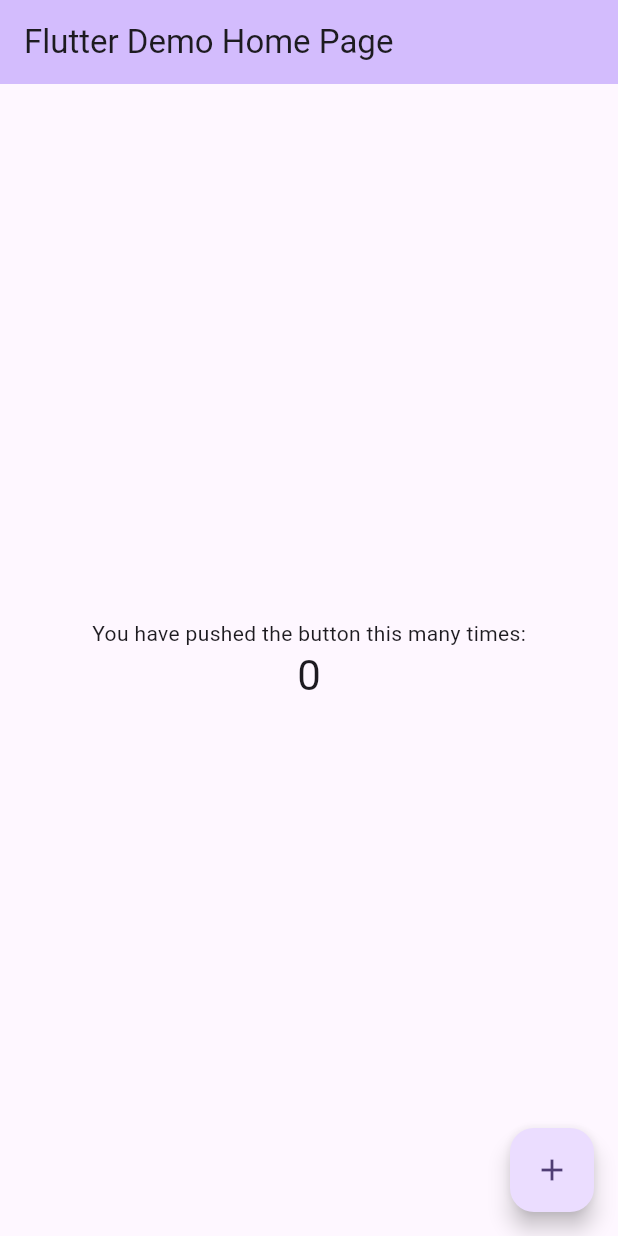
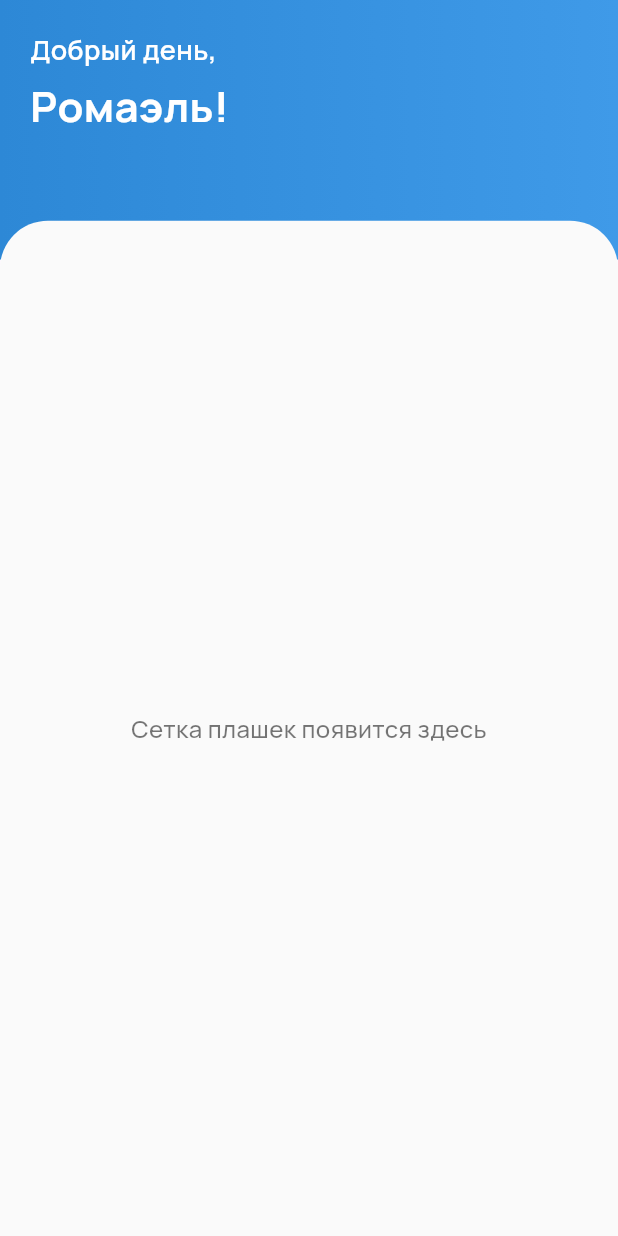
Before and after one commit to ForentDich/Pressure-Oracle, a Flutter app: the screen it shows after launch, on a phone screen of 412 x 824 dp. Run offline on Flutter 3.47's test engine with Material 3 defaults, Android fonts, the phone set to English and light mode, and no system bars.

Commit message:
Заложен фундамент Мамбо!

```diff
--- /dev/null
+++ b/mobile-app/health_oracle/lib/core/theme/colors.dart
@@ -0,0 +1,24 @@
+import 'package:flutter/material.dart';
+
+class AppColors {
+  static const Color background = Color(0xFFFAFAFA);
+  static const Color surface = Color(0xFFFFFFFF);
+  static const Color primary = Color(0xFF2CAA92);
+
+  // Градиенты для плашек
+  static const Gradient pressureGradient = LinearGradient(
+    colors: [Color(0xFFFF6B6B), Color(0xFFEE5A5A)],
+  );
+
+  static const Gradient sugarGradient = LinearGradient(
+    colors: [Color(0xFFFFA726), Color(0xFFF57C00)],
+  );
+
+  static const Gradient weightGradient = LinearGradient(
+    colors: [Color(0xFF42A5F5), Color(0xFF1976D2)],
+  );
+
+  static const Gradient statusGradient = LinearGradient(
+    colors: [Color(0xFF66BB6A), Color(0xFF388E3C)],
+  );
+}
--- /dev/null
+++ b/mobile-app/health_oracle/lib/core/theme/text_styles.dart
@@ -0,0 +1,31 @@
+import 'package:flutter/material.dart';
+
+class TextStyles {
+  static const TextStyle headlineLarge = TextStyle(
+    fontFamily: 'Manrope',
+    fontSize: 28,
+    fontWeight: FontWeight.w700, // 700 = Bold
+    color: Colors.black87,
+  );
+
+  static const TextStyle titleMedium = TextStyle(
+    fontFamily: 'Manrope',
+    fontSize: 18,
+    fontWeight: FontWeight.w600, // 600 = SemiBold
+    color: Colors.black87,
+  );
+
+  static const TextStyle bodyMedium = TextStyle(
+    fontFamily: 'Manrope',
+    fontSize: 16,
+    fontWeight: FontWeight.w500, // 500 = Medium
+    color: Colors.black54,
+  );
+
+  static const TextStyle labelSmall = TextStyle(
+    fontFamily: 'Manrope',
+    fontSize: 12,
+    fontWeight: FontWeight.w500, // 500 = Medium
+    color: Colors.white,
+  );
+}
--- /dev/null
+++ b/mobile-app/health_oracle/lib/features/home/presentation/pages/home_page.dart
@@ -0,0 +1,29 @@
+import 'package:flutter/material.dart';
+import '../widgets/background_gradient.dart';
+import '../widgets/header_content.dart';
+import '../widgets/metrics_panel.dart';
+
+class HomePage extends StatelessWidget {
+  const HomePage({super.key});
+
+  @override
+  Widget build(BuildContext context) {
+    return Scaffold(
+      body: LayoutBuilder(
+        builder: (context, constraints) {
+          final screenHeight = constraints.maxHeight;
+          final headerHeight = screenHeight * 0.21;
+          final panelTop = headerHeight * 0.85;
+
+          return Stack(
+            children: [
+              BackgroundGradient(height: headerHeight),
+              HeaderContent(),
+              MetricsPanel(top: panelTop),
+            ],
+          );
+        },
+      ),
+    );
+  }
+}
--- /dev/null
+++ b/mobile-app/health_oracle/lib/features/home/presentation/widgets/background_gradient.dart
@@ -0,0 +1,63 @@
+import 'package:flutter/material.dart';
+
+class BackgroundGradient extends StatelessWidget {
+  final double height;
+
+  const BackgroundGradient({
+    super.key,
+    required this.height,
+  });
+
+  @override
+  Widget build(BuildContext context) {
+    return Container(
+      width: double.infinity,
+      height: height,
+      decoration: BoxDecoration(
+        gradient: _getTimeBasedGradient(),
+      ),
+    );
+  }
+
+  Gradient _getTimeBasedGradient() {
+    final hour = DateTime.now().hour;
+
+    if (hour >= 5 && hour < 10) {
+      return const LinearGradient(
+        colors: [
+          Color(0xFF84E9DF),
+          Color(0xFF6BD4CA),
+        ],
+       begin: Alignment.centerRight,
+        end: Alignment.centerLeft,
+      );
+    } else if (hour >= 10 && hour < 16) {
+      return const LinearGradient(
+        colors: [
+          Color(0xFF3F9AE8),
+          Color(0xFF2D88D6),
+        ],
+       begin: Alignment.centerRight,
+        end: Alignment.centerLeft,
+      );
+    } else if (hour >= 16 && hour < 20) {
+      return const LinearGradient(
+        colors: [
+          Color(0xFFEC7263),
+          Color(0xFFDA6152),
+        ],
+        begin: Alignment.centerRight,
+        end: Alignment.centerLeft,
+      );
+    } else {
+      return const LinearGradient(
+        colors: [
+          Color(0xFF8651AB),
+          Color(0xFF744099),
+        ],
+        begin: Alignment.centerRight,
+        end: Alignment.centerLeft,
+      );
+    }
+  }
+}
--- /dev/null
+++ b/mobile-app/health_oracle/lib/features/home/presentation/widgets/header_content.dart
@@ -0,0 +1,48 @@
+import 'package:flutter/material.dart';
+import '../../../../core/theme/text_styles.dart';
+
+class HeaderContent extends StatelessWidget {
+  const HeaderContent({super.key});
+
+  @override
+  Widget build(BuildContext context) {
+    return SafeArea(
+      child: Padding(
+        padding: const EdgeInsets.all(20),
+        child: Column(
+          crossAxisAlignment: CrossAxisAlignment.start,
+          children: [
+            Text(
+              _getGreetingByTime(),
+              style: TextStyles.titleMedium.copyWith(
+                color: Colors.white,
+              ),
+            ),
+            const SizedBox(height: 4),
+            Text(
+              'Ромаэль!',
+              style: TextStyles.headlineLarge.copyWith(
+                color: Colors.white,
+              ),
+            ),
+            const SizedBox(height: 8),
+          ],
+        ),
+      ),
+    );
+  }
+
+  String _getGreetingByTime() {
+    final hour = DateTime.now().hour;
+
+    if (hour >= 5 && hour < 10) {
+      return 'Доброе утро,';
+    } else if (hour >= 10 && hour < 16) {
+      return 'Добрый день,';
+    } else if (hour >= 16 && hour < 20) {
+      return 'Добрый вечер,';
+    } else {
+      return 'Доброй ночи,';
+    }
+  }
+}
--- /dev/null
+++ b/mobile-app/health_oracle/lib/features/home/presentation/widgets/metrics_panel.dart
@@ -0,0 +1,37 @@
+import 'package:flutter/material.dart';
+import '../../../../core/theme/colors.dart';
+import '../../../../core/theme/text_styles.dart';
+
+class MetricsPanel extends StatelessWidget {
+  final double top;
+
+  const MetricsPanel({
+    super.key,
+    required this.top,
+  });
+
+  @override
+  Widget build(BuildContext context) {
+    return Positioned(
+      top: top,
+      left: 0,
+      right: 0,
+      bottom: 0,
+      child: Container(
+        decoration: const BoxDecoration(
+          color: AppColors.background,
+          borderRadius: BorderRadius.only(
+            topLeft: Radius.circular(32),
+            topRight: Radius.circular(32),
+          ),
+        ),
+        child: Center(
+          child: Text(
+            "Сетка плашек появится здесь",
+            style: TextStyles.bodyMedium,
+          ),
+        ),
+      ),
+    );
+  }
+}
--- a/mobile-app/health_oracle/lib/main.dart
+++ b/mobile-app/health_oracle/lib/main.dart
@@ -1,4 +1,5 @@
 import 'package:flutter/material.dart';
+import 'features/home/presentation/pages/home_page.dart';
 
 void main() {
   runApp(const MyApp());
@@ -7,116 +8,15 @@ void main() {
 class MyApp extends StatelessWidget {
   const MyApp({super.key});
 
-  // This widget is the root of your application.
   @override
   Widget build(BuildContext context) {
     return MaterialApp(
-      title: 'Flutter Demo',
+      title: 'Health Oracle',
       theme: ThemeData(
-        // This is the theme of your application.
-        //
-        // TRY THIS: Try running your application with "flutter run". You'll see
-        // the application has a purple toolbar. Then, without quitting the app,
-        // try changing the seedColor in the colorScheme below to Colors.green
-        // and then invoke "hot reload" (save your changes or press the "hot
-        // reload" button in a Flutter-supported IDE, or press "r" if you used
-        // the command line to start the app).
-        //
-        // Notice that the counter didn't reset back to zero; the application
-        // state is not lost during the reload. To reset the state, use hot
-        // restart instead.
-        //
-        // This works for code too, not just values: Most code changes can be
-        // tested with just a hot reload.
-        colorScheme: ColorScheme.fromSeed(seedColor: Colors.deepPurple),
+        fontFamily: 'Manrope',
+        useMaterial3: true,
       ),
-      home: const MyHomePage(title: 'Flutter Demo Home Page'),
+      home: const HomePage(),
     );
   }
 }
-
-class MyHomePage extends StatefulWidget {
-  const MyHomePage({super.key, required this.title});
-
-  // This widget is the home page of your application. It is stateful, meaning
-  // that it has a State object (defined below) that contains fields that affect
-  // how it looks.
-
-  // This class is the configuration for the state. It holds the values (in this
-  // case the title) provided by the parent (in this case the App widget) and
-  // used by the build method of the State. Fields in a Widget subclass are
-  // always marked "final".
-
-  final String title;
-
-  @override
-  State<MyHomePage> createState() => _MyHomePageState();
-}
-
-class _MyHomePageState extends State<MyHomePage> {
-  int _counter = 0;
-
-  void _incrementCounter() {
-    setState(() {
-      // This call to setState tells the Flutter framework that something has
-      // changed in this State, which causes it to rerun the build method below
-      // so that the display can reflect the updated values. If we changed
-      // _counter without calling setState(), then the build method would not be
-      // called again, and so nothing would appear to happen.
-      _counter++;
-    });
-  }
-
-  @override
-  Widget build(BuildContext context) {
-    // This method is rerun every time setState is called, for instance as done
-    // by the _incrementCounter method above.
-    //
-    // The Flutter framework has been optimized to make rerunning build methods
-    // fast, so that you can just rebuild anything that needs updating rather
-    // than having to individually change instances of widgets.
-    return Scaffold(
-      appBar: AppBar(
-        // TRY THIS: Try changing the color here to a specific color (to
-        // Colors.amber, perhaps?) and trigger a hot reload to see the AppBar
-        // change color while the other colors stay the same.
-        backgroundColor: Theme.of(context).colorScheme.inversePrimary,
-        // Here we take the value from the MyHomePage object that was created by
-        // the App.build method, and use it to set our appbar title.
-        title: Text(widget.title),
-      ),
-      body: Center(
-        // Center is a layout widget. It takes a single child and positions it
-        // in the middle of the parent.
-        child: Column(
-          // Column is also a layout widget. It takes a list of children and
-          // arranges them vertically. By default, it sizes itself to fit its
-          // children horizontally, and tries to be as tall as its parent.
-          //
-          // Column has various properties to control how it sizes itself and
-          // how it positions its children. Here we use mainAxisAlignment to
-          // center the children vertically; the main axis here is the vertical
-          // axis because Columns are vertical (the cross axis would be
-          // horizontal).
-          //
-          // TRY THIS: Invoke "debug painting" (choose the "Toggle Debug Paint"
-          // action in the IDE, or press "p" in the console), to see the
-          // wireframe for each widget.
-          mainAxisAlignment: MainAxisAlignment.center,
-          children: <Widget>[
-            const Text('You have pushed the button this many times:'),
-            Text(
-              '$_counter',
-              style: Theme.of(context).textTheme.headlineMedium,
-            ),
-          ],
-        ),
-      ),
-      floatingActionButton: FloatingActionButton(
-        onPressed: _incrementCounter,
-        tooltip: 'Increment',
-        child: const Icon(Icons.add),
-      ), // This trailing comma makes auto-formatting nicer for build methods.
-    );
-  }
-}
```
Also changed, not shown: mobile-app/health_oracle/pubspec.yaml (+11 -6 lines), mobile-app/health_oracle/assets/fonts/Manrope-Bold.ttf (added), mobile-app/health_oracle/assets/fonts/Manrope-Medium.ttf (added), mobile-app/health_oracle/assets/fonts/Manrope-Regular.ttf (added), mobile-app/health_oracle/assets/fonts/Manrope-SemiBold.ttf (added).
